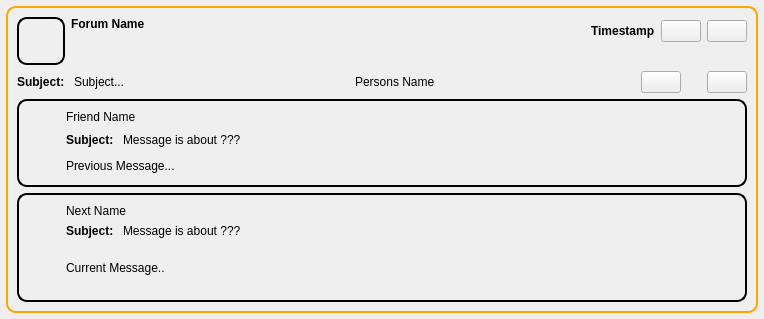
Above: retroshare-gui/src/gui/feeds/ForumMsgItem.ui from RetroShare/RetroShare before the change. Below: the same form after it.
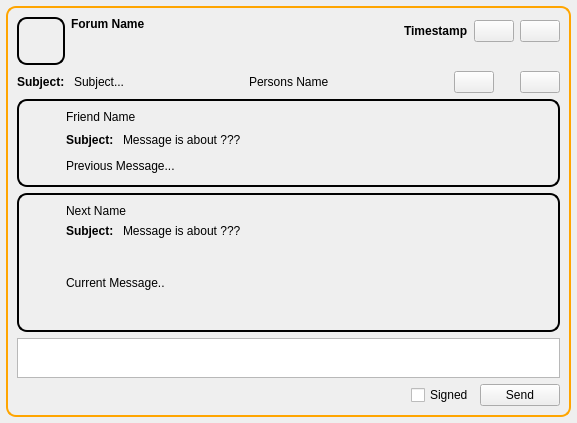
That is the form after the change. Icons and pictures are not drawn.

Commit message: Added fast reply feature to ForumsMsgItem

```diff
--- a/retroshare-gui/src/gui/feeds/ForumMsgItem.ui
+++ b/retroshare-gui/src/gui/feeds/ForumMsgItem.ui
@@ -6,8 +6,8 @@
    <rect>
     <x>0</x>
     <y>0</y>
-    <width>764</width>
-    <height>319</height>
+    <width>577</width>
+    <height>423</height>
    </rect>
   </property>
   <property name="windowTitle">
@@ -17,7 +17,7 @@
    <property name="margin">
     <number>6</number>
    </property>
-   <item row="0" column="0">
+   <item row="2" column="0">
     <widget class="QFrame" name="frame_3">
      <property name="sizePolicy">
       <sizepolicy hsizetype="Expanding" vsizetype="Preferred">
@@ -37,7 +37,7 @@
      <property name="frameShadow">
       <enum>QFrame::Raised</enum>
      </property>
-     <layout class="QGridLayout" name="gridLayout_3">
+     <layout class="QGridLayout" name="gridLayout_6">
       <item row="0" column="0">
        <layout class="QGridLayout" name="gridLayout">
         <item row="0" column="0">
@@ -487,14 +487,14 @@
            </property>
           </widget>
          </item>
-         <item row="0" column="1">
+         <item row="0" column="2">
           <widget class="QLabel" name="nextnamelabel">
            <property name="text">
             <string>Next Name</string>
            </property>
           </widget>
          </item>
-         <item row="1" column="1">
+         <item row="1" column="2">
           <layout class="QHBoxLayout">
            <item>
             <widget class="QLabel" name="label_9">
@@ -543,7 +543,7 @@
            </property>
           </spacer>
          </item>
-         <item row="2" column="1" rowspan="2">
+         <item row="2" column="2" rowspan="2">
           <layout class="QHBoxLayout">
            <item>
             <widget class="QLabel" name="nextMsgLabel">
@@ -569,6 +569,47 @@
         </layout>
        </widget>
       </item>
+      <item row="4" column="0" colspan="2">
+       <widget class="QTextEdit" name="textEdit">
+        <property name="maximumSize">
+         <size>
+          <width>16777215</width>
+          <height>40</height>
+         </size>
+        </property>
+       </widget>
+      </item>
+      <item row="5" column="0" colspan="2">
+       <layout class="QGridLayout" name="gridLayout_3">
+        <item row="0" column="0">
+         <spacer name="horizontalSpacer_3">
+          <property name="orientation">
+           <enum>Qt::Horizontal</enum>
+          </property>
+          <property name="sizeHint" stdset="0">
+           <size>
+            <width>40</width>
+            <height>2</height>
+           </size>
+          </property>
+         </spacer>
+        </item>
+        <item row="0" column="2">
+         <widget class="QPushButton" name="sendButton">
+          <property name="text">
+           <string>Send</string>
+          </property>
+         </widget>
+        </item>
+        <item row="0" column="1">
+         <widget class="QCheckBox" name="signedcheckBox">
+          <property name="text">
+           <string>Signed</string>
+          </property>
+         </widget>
+        </item>
+       </layout>
+      </item>
      </layout>
     </widget>
    </item>
```
The commit also changes 2 other files.
